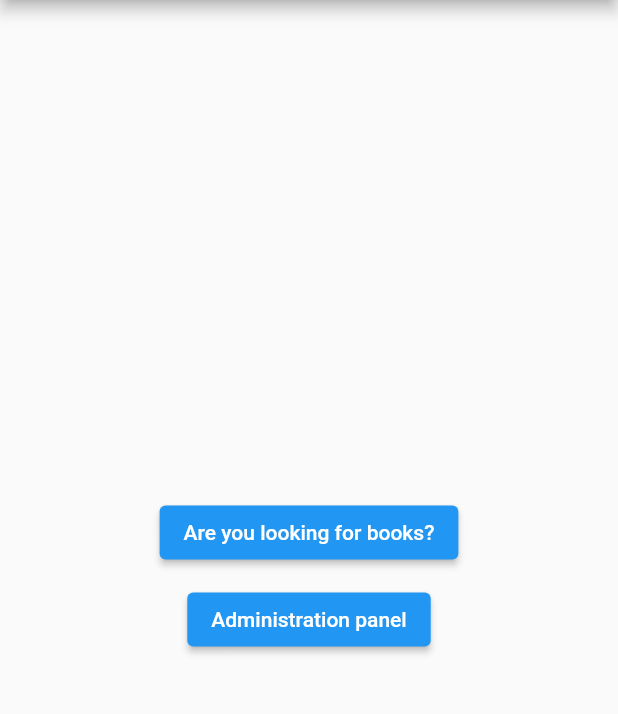
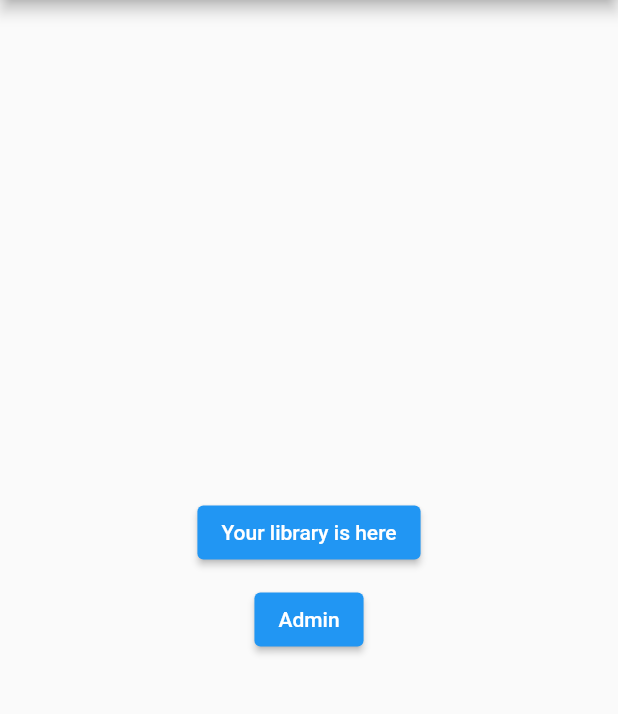
Before and after one commit to marufahmedofficial/Library_Management_Flutter, a Flutter app: the screen it shows after launch, on a phone screen of 412 x 824 dp, the part 84-798 px from its top. Run offline on Flutter 3.47's test engine with Material 2 defaults, Android fonts, the phone set to English and light mode, and no system bars; our stand-ins replace carousel_slider, date_format, dropdown_button2, flutter_rating_bar, image_picker, shared_preferences and 1 more; accounts and stored records are empty.

Commit message:
initial commit

```diff
--- a/lib/pages/home_page.dart
+++ b/lib/pages/home_page.dart
@@ -26,14 +26,14 @@ class HomePage extends StatelessWidget {
               onPressed: (){
                 Navigator.pushNamed(context, UserLoginPage.routeName);
               },
-              child: const Text('Are you looking for books?'),
+              child: const Text('Your library is here'),
             ),
             const SizedBox(height: 10,),
             ElevatedButton(
               onPressed: (){
                 Navigator.pushNamed(context, AdminLoginPage.routeName);
               },
-              child: const Text('Administration panel'),
+              child: const Text('Admin'),
             ),
 
           ],
```
